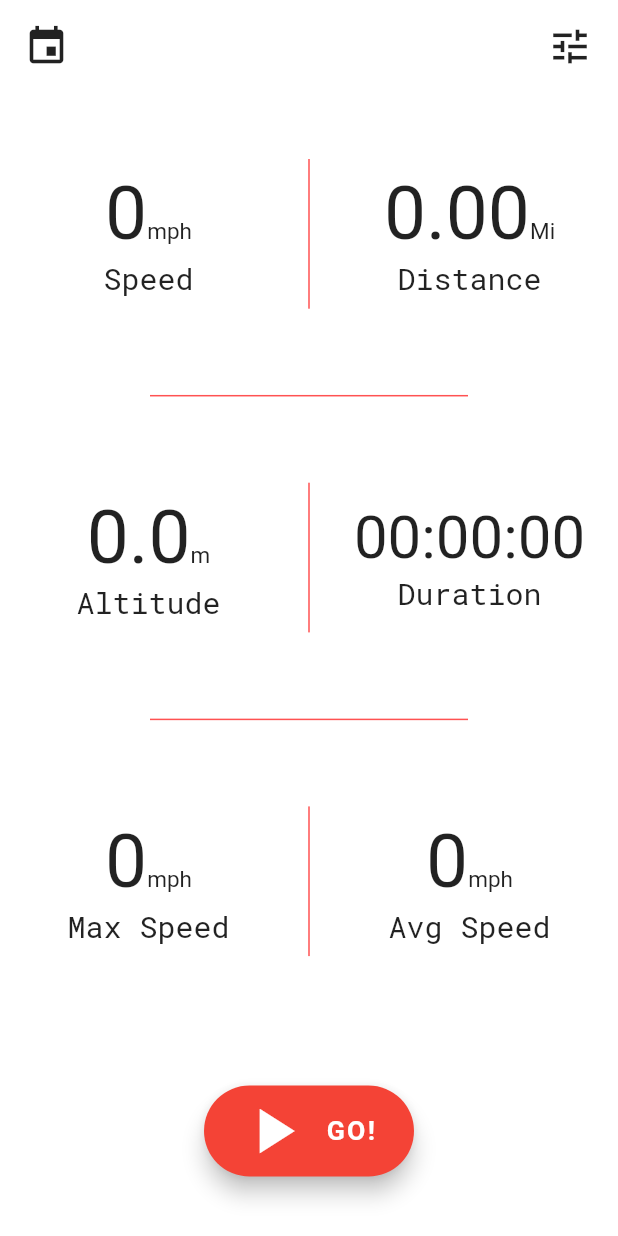
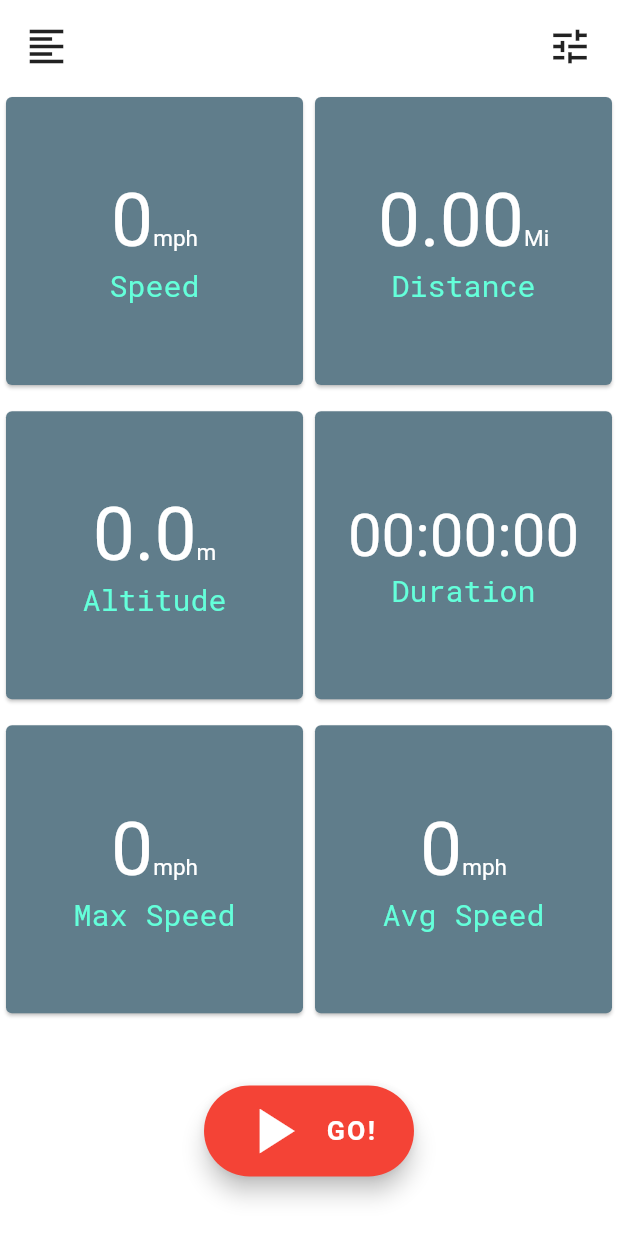
Before and after one commit to maginc/moto_tracker, a Flutter app: the screen it shows after launch, on a phone screen of 412 x 824 dp. Run offline on Flutter 3.47's test engine with Material 2 defaults, Android fonts, the phone set to English and light mode, and no system bars; our stand-ins replace bloc, equatable, flutter_bloc, flutter_map, flutter_svg, google_fonts and 4 more; missing offline and left inert: background_locator, location_permissions; generated files the repository leaves out were written again.

Commit message:
refactor: widget ui

```diff
--- a/lib/constants.dart
+++ b/lib/constants.dart
@@ -3,3 +3,6 @@ library constants;
 import 'package:flutter/material.dart';
 
 const Color BACKGROUD_COLOR = Colors.white;
+const Color MAIN_TEXT_COLOR =  Colors.white;
+const Color SECONDARY_TEXT_COLOR = Colors.tealAccent;
+const Color MAIN_CARD_COLOR = Colors.blueGrey;
--- a/lib/routes/details/widgets/show_details.dart
+++ b/lib/routes/details/widgets/show_details.dart
@@ -115,8 +115,8 @@ class ShowDetails extends StatelessWidget {
                   decoration: BoxDecoration(
                       color: Colors.white,
                       borderRadius: BorderRadius.only(
-                          topLeft: Radius.circular(50),
-                          topRight: Radius.circular(50))),
+                          topLeft: Radius.circular(30),
+                          topRight: Radius.circular(30))),
                   child: Column(
                     children: <Widget>[
                       Padding(
--- a/lib/routes/home/home_page.dart
+++ b/lib/routes/home/home_page.dart
@@ -37,7 +37,7 @@ class _HomePageState extends State<HomePage>{
             padding: const EdgeInsets.all(8.0),
             child: IconButton(
               icon: Icon(
-                Icons.event,
+                Icons.format_align_left,
                 color: Colors.black87,
                 size: 30,
               ),
@@ -86,25 +86,28 @@ class _HomePageState extends State<HomePage>{
                         child: CurrentSpeed(),
                       ),
                     ),
-                    VerticalDivider(
+             /*       VerticalDivider(
                       thickness: 1,
                       color: separatorLineColor,
                       indent: 50,
                       endIndent: 50,
-                    ),
+                    ),*/
                     Expanded(
-                      child: Container(height: 200, child: Distance()),
+                      child: Container(
+                          height: 200,
+                          child: Distance()
+                      ),
                     )
                   ],
                 ),
               ),
             ),
-            Divider(
+         /*   Divider(
               thickness: 1,
               color: separatorLineColor,
               indent: 100,
               endIndent: 100,
-            ),
+            ),*/
             Expanded(
               flex: 3,
               child: Container(
@@ -116,12 +119,12 @@ class _HomePageState extends State<HomePage>{
                         child: Altitude(),
                       ),
                     ),
-                    VerticalDivider(
+                /*    VerticalDivider(
                       thickness: 1,
                       color: separatorLineColor,
                       indent: 50,
                       endIndent: 50,
-                    ),
+                    ),*/
                     Expanded(
                       child: Container(height: 200, child: Duration()),
                     )
@@ -129,12 +132,12 @@ class _HomePageState extends State<HomePage>{
                 ),
               ),
             ),
-            Divider(
+        /*    Divider(
               thickness: 1,
               color: separatorLineColor,
               indent: 100,
               endIndent: 100,
-            ),
+            ),*/
             Expanded(
               flex: 3,
               child: Container(
@@ -143,12 +146,12 @@ class _HomePageState extends State<HomePage>{
                     Expanded(
                       child: Container(height: 200, child: MaxSpeed()),
                     ),
-                    VerticalDivider(
+                 /*   VerticalDivider(
                       thickness: 1,
                       color: separatorLineColor,
                       indent: 50,
                       endIndent: 50,
-                    ),
+                    ),*/
                     Expanded(
                       child: Container(
                         height: 200,
@@ -164,7 +167,7 @@ class _HomePageState extends State<HomePage>{
         ),
         bottomNavigationBar: BottomAppBar(
           elevation: 0,
-          shape: const CircularNotchedRectangle(),
+          shape: CircularNotchedRectangle(),
           child: Container(
             height: 70.0,
           ),
--- a/lib/routes/home/widgets/altitude.dart
+++ b/lib/routes/home/widgets/altitude.dart
@@ -2,6 +2,8 @@ import 'package:flutter/material.dart';
 import 'package:flutter_bloc/flutter_bloc.dart';
 import 'package:google_fonts/google_fonts.dart';
 import 'package:mototracker/location_tracker/location_tracker_bloc/bloc.dart';
+import 'package:mototracker/constants.dart' as Constants;
+
 
 /**
  *Created by Andris on 20-Apr-20
@@ -15,9 +17,9 @@ class Altitude extends StatelessWidget {
           (state.currentTrip.coordinateList.last.altitude==null) ?
           0 :
           state.currentTrip.coordinateList.last.altitude;
-      return Padding(
-        padding: const EdgeInsets.all(10.0),
-        child: Container(
+      return Container(
+        child: Card(
+          color: Constants.MAIN_CARD_COLOR,
           child: Center(
             child: Padding(
               padding: const EdgeInsets.all(1),
@@ -27,7 +29,7 @@ class Altitude extends StatelessWidget {
                   children: [
                     RichText(
                       text: TextSpan(
-                          style: TextStyle(color: Colors.black87, fontSize: 50),
+                          style: TextStyle(color: Constants.MAIN_TEXT_COLOR, fontSize: 50),
                           text: altitude.toString(),
                           children: [
                             TextSpan(text: "m", style: TextStyle(fontSize: 15))
@@ -35,16 +37,14 @@ class Altitude extends StatelessWidget {
                     ),
                     Text(
                       "Altitude",
-                      style: GoogleFonts.robotoMono(fontSize: 20, color: Colors.black87),
+                      style: GoogleFonts.robotoMono(fontSize: 20, color: Constants.SECONDARY_TEXT_COLOR),
                     )
                   ]),
             ),
           ),
-          width: double.infinity,
-          decoration: BoxDecoration(
-            border: Border.all(width: 3.0, color: Colors.white),
-          ),
         ),
+        width: double.infinity,
+
       );
     });
   }
--- a/lib/routes/home/widgets/avg_speed.dart
+++ b/lib/routes/home/widgets/avg_speed.dart
@@ -4,6 +4,8 @@ import 'package:google_fonts/google_fonts.dart';
 import 'package:mototracker/location_tracker/location_tracker_bloc/bloc.dart';
 import 'package:mototracker/util/settings.dart';
 import 'package:mototracker/util/utilities.dart';
+import 'package:mototracker/constants.dart' as Constants;
+
 
 /**
  *Created by Andris on 20-Apr-20
@@ -17,6 +19,8 @@ class AvgSpeed extends StatelessWidget {
           ? 0
           : state.currentTrip.averageSpeed;
       return Container(
+        child: Card(
+          color: Constants.MAIN_CARD_COLOR,
           child: Center(
             child: Column(
                 mainAxisAlignment: MainAxisAlignment.center,
@@ -29,7 +33,7 @@ class AvgSpeed extends StatelessWidget {
                         return RichText(
                           text: TextSpan(
                               style:
-                                TextStyle(color: Colors.black87, fontSize: 50),
+                                  TextStyle(color: Constants.MAIN_TEXT_COLOR, fontSize: 50),
                               text: showAvgSpeed(averageSpeed, text.data),
                               children: [
                                 TextSpan(
@@ -40,14 +44,13 @@ class AvgSpeed extends StatelessWidget {
                       }),
                   Text(
                     "Avg Speed",
-                  style: GoogleFonts.robotoMono(fontSize: 20),
+                    style: GoogleFonts.robotoMono(fontSize: 20, color: Constants.SECONDARY_TEXT_COLOR),
                   )
                 ]),
           ),
+        ),
         width: double.infinity,
-        decoration: BoxDecoration(
-          border: Border.all(width: 3.0, color: Colors.white),
-        ),
+
       );
     });
   }
--- a/lib/routes/home/widgets/current_speed.dart
+++ b/lib/routes/home/widgets/current_speed.dart
@@ -4,6 +4,7 @@ import 'package:google_fonts/google_fonts.dart';
 import 'package:mototracker/location_tracker/location_tracker_bloc/bloc.dart';
 import 'package:mototracker/util/settings.dart';
 import 'package:mototracker/util/utilities.dart';
+import 'package:mototracker/constants.dart' as Constants;
 
 /**
  *Created by Andris on 20-Apr-20
@@ -18,6 +19,8 @@ class CurrentSpeed extends StatelessWidget {
           : state.currentTrip.coordinateList.last.speed;
 
       return Container(
+        child: Card(
+          color: Constants.MAIN_CARD_COLOR,
           child: Center(
             child: Column(
                 mainAxisAlignment: MainAxisAlignment.center,
@@ -30,7 +33,7 @@ class CurrentSpeed extends StatelessWidget {
                         return RichText(
                           text: TextSpan(
                               style:
-                                TextStyle(color: Colors.black87, fontSize: 50),
+                                  TextStyle(color: Constants.MAIN_TEXT_COLOR, fontSize: 50),
                               text: Utilities.showSpeed(speed, text.data),
                               children: [
                                 TextSpan(
@@ -41,9 +44,10 @@ class CurrentSpeed extends StatelessWidget {
                       }),
                   Text(
                     "Speed",
-                  style: GoogleFonts.robotoMono(fontSize: 20, color: Colors.black87),
+                    style: GoogleFonts.robotoMono(fontSize: 20, color: Constants.SECONDARY_TEXT_COLOR),
                   )
                 ]),
+          ),
         ),
         width: double.infinity,
       );
--- a/lib/routes/home/widgets/distance.dart
+++ b/lib/routes/home/widgets/distance.dart
@@ -4,6 +4,8 @@ import 'package:google_fonts/google_fonts.dart';
 import 'package:mototracker/location_tracker/location_tracker_bloc/bloc.dart';
 import 'package:mototracker/util/settings.dart';
 import 'package:mototracker/util/utilities.dart';
+import 'package:mototracker/constants.dart' as Constants;
+
 
 /**
  *Created by Andris on 20-Apr-20
@@ -17,6 +19,8 @@ class Distance extends StatelessWidget {
           (state.currentTrip.distance == null) ? 0 : state.currentTrip.distance;
 
       return Container(
+        child: Card(
+          color: Constants.MAIN_CARD_COLOR,
           child: Center(
             child: Column(
                 mainAxisAlignment: MainAxisAlignment.center,
@@ -29,7 +33,7 @@ class Distance extends StatelessWidget {
                         return RichText(
                           text: TextSpan(
                               style:
-                            TextStyle(color: Colors.black87, fontSize: 50),
+                              TextStyle(color: Constants.MAIN_TEXT_COLOR, fontSize: 50),
                               text: _distanceTExt(Utilities.showDistance(distance, text.data)),
                               children: [
                                 TextSpan(
@@ -40,14 +44,13 @@ class Distance extends StatelessWidget {
                       }),
                   Text(
                     "Distance",
-                  style: GoogleFonts.robotoMono(fontSize: 20),
+                    style: GoogleFonts.robotoMono(fontSize: 20, color: Constants.SECONDARY_TEXT_COLOR),
                   )
                 ]),
           ),
+        ),
         width: double.infinity,
-        decoration: BoxDecoration(
-          border: Border.all(width: 3.0, color: Colors.white),
-        ),
+
       );
     });
   }
--- a/lib/routes/home/widgets/duration.dart
+++ b/lib/routes/home/widgets/duration.dart
@@ -4,6 +4,8 @@ import 'package:mototracker/location_tracker/location_tracker_bloc/location_trac
 import 'package:mototracker/location_tracker/location_tracker_bloc/location_tracker_state.dart';
 import 'package:mototracker/util/utilities.dart';
 import 'package:flutter_bloc/flutter_bloc.dart';
+import 'package:mototracker/constants.dart' as Constants;
+
 
 
 /**
@@ -16,9 +18,9 @@ class Duration extends StatelessWidget {
         builder: (context, state) {
           int duration = (state.currentTrip.duration == null) ? 0 : state.currentTrip.duration;
 
-          return Padding(
-            padding: const EdgeInsets.all(1),
-            child: Container(
+          return Container(
+            child: Card(
+              color: Constants.MAIN_CARD_COLOR,
               child: Center(
                 child: Padding(
                   padding: const EdgeInsets.all(1),
@@ -28,22 +30,20 @@ class Duration extends StatelessWidget {
                       children: [
                         RichText(
                           text: TextSpan(
-                              style: TextStyle(color: Colors.black87, fontSize: 40),
+                              style: TextStyle(color: Constants.MAIN_TEXT_COLOR, fontSize: 40),
                               text: Utilities.secondsToTime(duration),
                             ),
                         ),
                         Text(
                           "Duration",
-                          style: GoogleFonts.robotoMono(fontSize: 20),
+                          style: GoogleFonts.robotoMono(fontSize: 20, color: Constants.SECONDARY_TEXT_COLOR),
                         )
                       ]),
                 ),
               ),
-              width: double.infinity,
-              decoration: BoxDecoration(
-                border: Border.all(width: 3.0, color: Colors.white),
-              ),
             ),
+            width: double.infinity,
+
           );
         });
   }
--- a/lib/routes/home/widgets/max_speed.dart
+++ b/lib/routes/home/widgets/max_speed.dart
@@ -4,6 +4,8 @@ import 'package:mototracker/location_tracker/location_tracker_bloc/bloc.dart';
 import 'package:mototracker/util/settings.dart';
 import 'package:mototracker/util/utilities.dart';
 import 'package:flutter_bloc/flutter_bloc.dart';
+import 'package:mototracker/constants.dart' as Constants;
+
 
 
 /**
@@ -17,6 +19,8 @@ class MaxSpeed extends StatelessWidget {
           double maxSpeed = (state.currentTrip.maxSpeed == null) ? 0 : state.currentTrip.maxSpeed;
 
           return Container(
+            child: Card(
+              color: Constants.MAIN_CARD_COLOR,
               child: Center(
                 child: Column(
                     mainAxisAlignment: MainAxisAlignment.center,
@@ -29,7 +33,7 @@ class MaxSpeed extends StatelessWidget {
                             return RichText(
                               text: TextSpan(
                                   style:
-                                TextStyle(color: Colors.black87, fontSize: 50),
+                                  TextStyle(color: Constants.MAIN_TEXT_COLOR, fontSize: 50),
                                   text: Utilities.showSpeed(maxSpeed, text.data),
                                   children: [
                                     TextSpan(
@@ -40,14 +44,13 @@ class MaxSpeed extends StatelessWidget {
                           }),
                       Text(
                         "Max Speed",
-                      style: GoogleFonts.robotoMono(fontSize: 20),
+                        style: GoogleFonts.robotoMono(fontSize: 20, color: Constants.SECONDARY_TEXT_COLOR),
                       )
                     ]),
               ),
+            ),
             width: double.infinity,
-            decoration: BoxDecoration(
-              border: Border.all(width: 3.0, color: Colors.white),
-            ),
+
           );
         });
   }
--- a/lib/routes/triphistory/trip_list_page.dart
+++ b/lib/routes/triphistory/trip_list_page.dart
@@ -14,7 +14,7 @@ class TripListPage extends StatelessWidget {
     return Provider<TripDatabase>(
       create: (context) => TripDatabase(),
       child: WillPopScope(
-        onWillPop: () async{
+        onWillPop: () {
           return  Navigator.pushNamed(context, '/');
         },
           child: TripList()),
--- a/pubspec.yaml
+++ b/pubspec.yaml
@@ -40,6 +40,7 @@ dependencies:
   flutter_map: ^0.9.0
   latlong: ^0.6.1
   shared_preferences: ^0.5.7
+  flutter_svg: ^0.17.4
 
 
   # The following adds the Cupertino Icons font to your application.
@@ -67,8 +68,8 @@ flutter:
   uses-material-design: true
 
   # To add assets to your application, add an assets section, like this:
-  # assets:
-  #   - images/a_dot_burr.jpeg
+  assets:
+     - assets/
   #   - images/a_dot_ham.jpeg
 
   # An image asset can refer to one or more resolution-specific "variants", see
```
Also changed, not shown: lib/location_tracker/location_tracker_bloc/location_tracker_bloc.dart (+11 -7 lines), lib/routes/details/widgets/average_speed_details.dart (+26 -5 lines), lib/routes/details/widgets/distance_details.dart (+26 -17 lines), lib/routes/details/widgets/duration_details.dart (+22 -14 lines), lib/routes/details/widgets/max_speed_details.dart (+11 -3 lines), lib/routes/triphistory/widgets/trip_list.dart (+6 -1 lines). Lines whose indentation alone changed are shown as unchanged.
